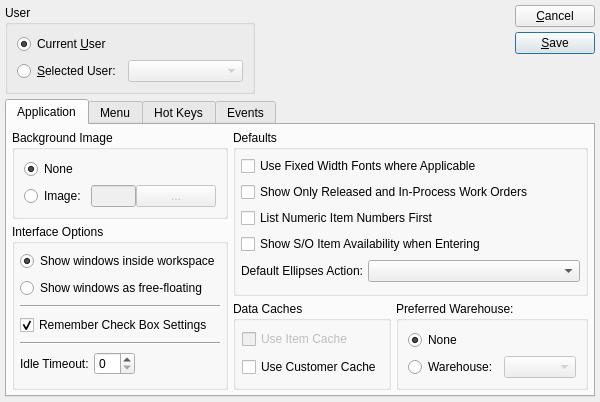
WooodHead/xtuple, file xtuple/trunk/guiclient/userPreferences.ui: the form before one commit.
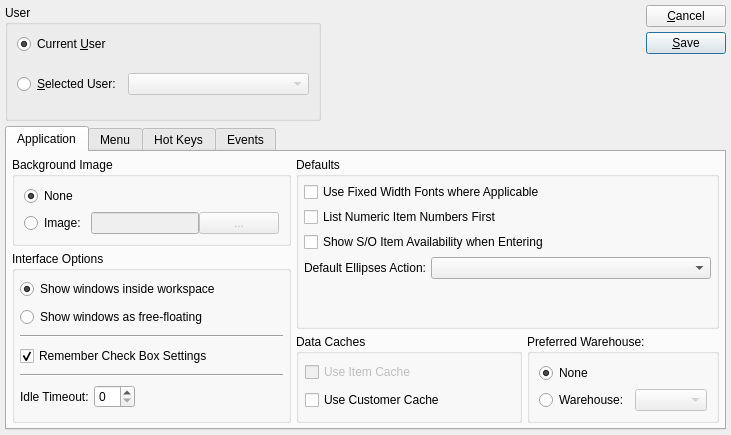
The form after the commit. Custom widgets are drawn as their Qt base class.

Commit message: bug 6125 - conflict between xcheckbox and user preferences dialog

The edit to the form file:
```diff
--- a/xtuple/trunk/guiclient/userPreferences.ui
+++ b/xtuple/trunk/guiclient/userPreferences.ui
@@ -5,8 +5,8 @@
    <rect>
     <x>0</x>
     <y>0</y>
-    <width>595</width>
-    <height>399</height>
+    <width>731</width>
+    <height>435</height>
    </rect>
   </property>
   <property name="windowTitle" >
@@ -290,27 +290,20 @@
            </widget>
           </item>
           <item row="1" column="0" >
-           <widget class="QCheckBox" name="_showRIWorkOrders" >
-            <property name="text" >
-             <string>Show Only Released and In-Process Work Orders</string>
-            </property>
-           </widget>
-          </item>
-          <item row="2" column="0" >
            <widget class="QCheckBox" name="_listNumericItemsFirst" >
             <property name="text" >
              <string>List Numeric Item Numbers First</string>
             </property>
            </widget>
           </item>
-          <item row="3" column="0" >
+          <item row="2" column="0" >
            <widget class="QCheckBox" name="_showSoitemAvailability" >
             <property name="text" >
              <string>Show S/O Item Availability when Entering</string>
             </property>
            </widget>
           </item>
-          <item row="4" column="0" >
+          <item row="3" column="0" >
            <layout class="QHBoxLayout" >
             <property name="spacing" >
              <number>5</number>
@@ -355,6 +348,19 @@
             </item>
            </layout>
           </item>
+          <item row="4" column="0" >
+           <spacer>
+            <property name="orientation" >
+             <enum>Qt::Vertical</enum>
+            </property>
+            <property name="sizeHint" >
+             <size>
+              <width>20</width>
+              <height>40</height>
+             </size>
+            </property>
+           </spacer>
+          </item>
          </layout>
         </widget>
        </item>
```
Left out of the diff: 1 changed line with no effect on the pictures. The commit also changes 4 other files.
